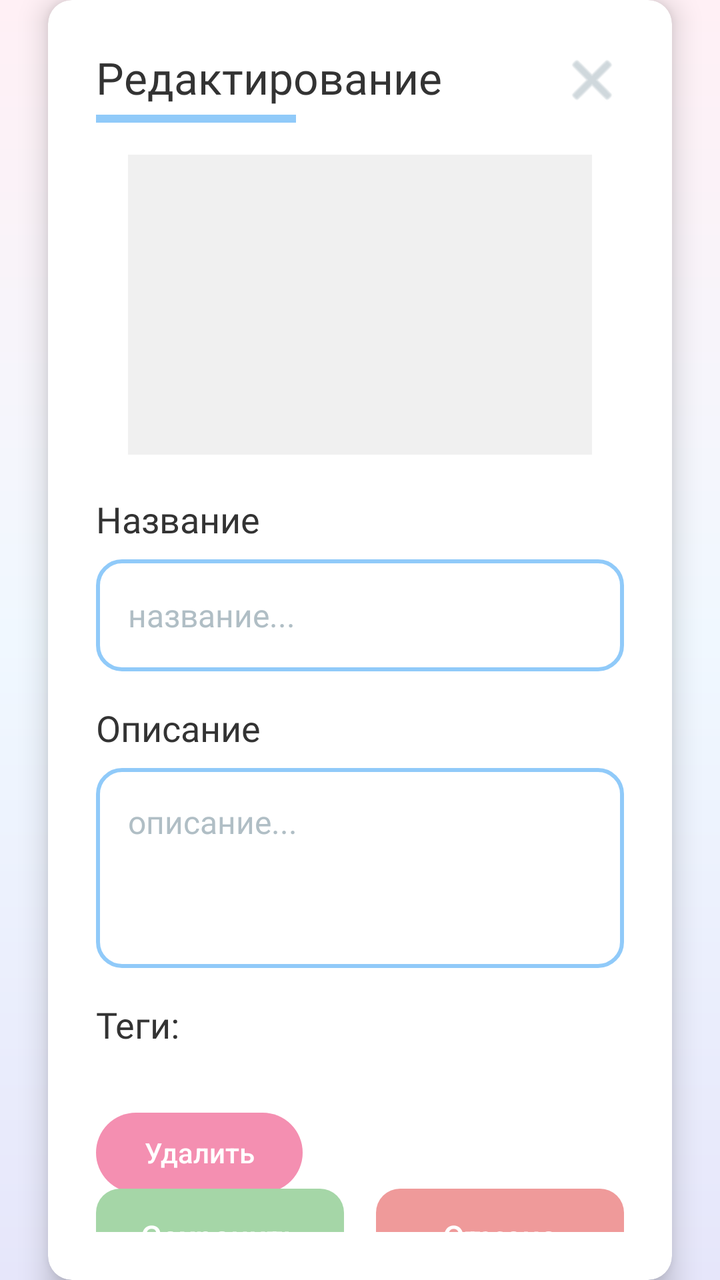
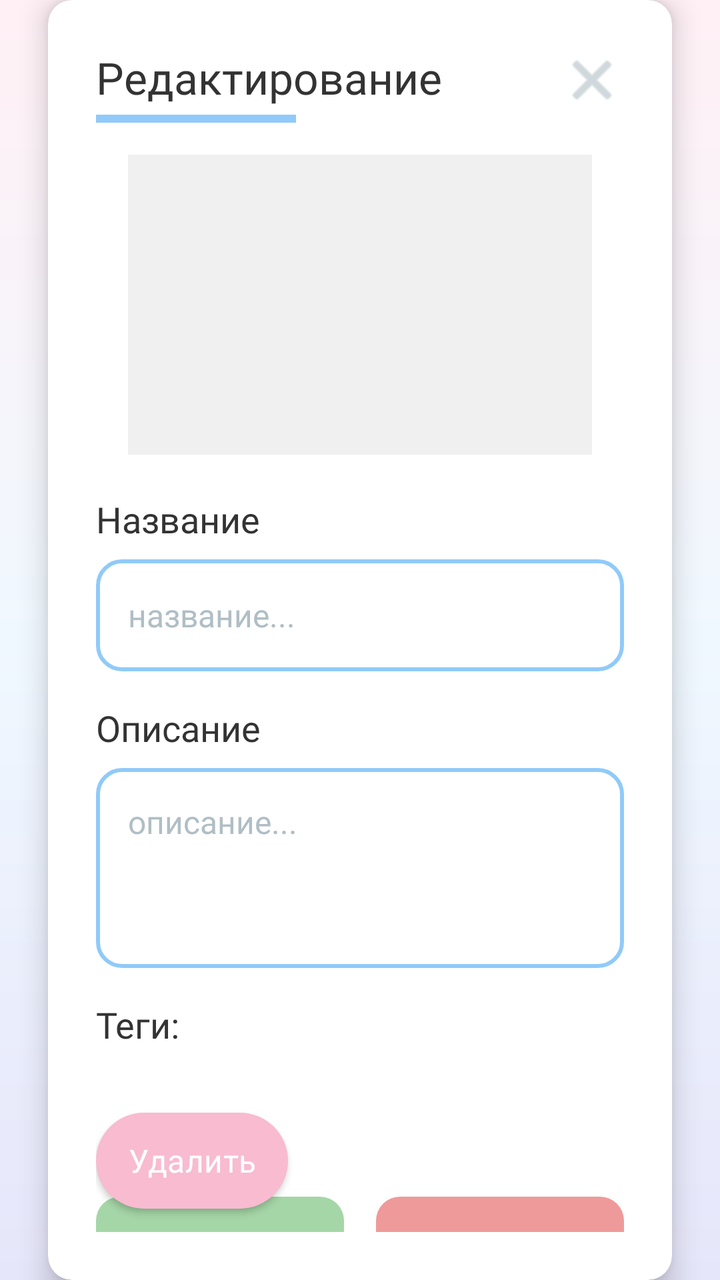

Two renders of the same Android screen: before a commit and after it. Below are the layout's source before the change and the commit's diff.
<!-- AndroidManifest.xml: application theme Theme.Trace -->
<!-- res/layout/fragment_file_editor.xml -->
<?xml version="1.0" encoding="utf-8"?>
<androidx.constraintlayout.widget.ConstraintLayout
    xmlns:android="http://schemas.android.com/apk/res/android"
    xmlns:app="http://schemas.android.com/apk/res-auto"
    android:layout_width="match_parent"
    android:layout_height="wrap_content"
    android:background="@drawable/bg_main_gradient"> 

    
    <androidx.cardview.widget.CardView
        android:layout_width="match_parent"
        android:layout_height="wrap_content"
        android:layout_margin="24dp"
        app:cardBackgroundColor="#FFFFFF"
        app:cardCornerRadius="12dp"
        app:cardElevation="8dp"
        app:layout_constraintTop_toTopOf="parent"
        app:layout_constraintBottom_toBottomOf="parent"
        app:layout_constraintStart_toStartOf="parent"
        app:layout_constraintEnd_toEndOf="parent">

        <androidx.constraintlayout.widget.ConstraintLayout
            android:layout_width="match_parent"
            android:layout_height="wrap_content"
            android:padding="24dp">

            
            <TextView
                android:id="@+id/tvTitle"
                android:layout_width="wrap_content"
                android:layout_height="wrap_content"
                android:text="Редактирование"
                android:textColor="#333333"
                android:textSize="22sp"
                android:fontFamily="@font/comfortaa_semibold"
                app:layout_constraintTop_toTopOf="parent"
                app:layout_constraintStart_toStartOf="parent" />

            
            <ImageButton
                android:id="@+id/btnClose"
                android:layout_width="32dp"
                android:layout_height="32dp"
                android:background="?attr/selectableItemBackgroundBorderless"
                android:src="@android:drawable/ic_menu_close_clear_cancel"
                app:tint="#B0BEC5"
                app:layout_constraintTop_toTopOf="parent"
                app:layout_constraintEnd_toEndOf="parent" />

            
            <View
                android:id="@+id/titleDivider"
                android:layout_width="100dp"
                android:layout_height="4dp"
                android:layout_marginTop="4dp"
                android:background="#90CAF9"
                app:layout_constraintTop_toBottomOf="@id/tvTitle"
                app:layout_constraintStart_toStartOf="parent" />

            <ImageView
                android:id="@+id/ivFilePreview"
                android:layout_width="match_parent"
                android:layout_height="150dp"
                android:layout_marginTop="16dp"
                android:layout_marginHorizontal="16dp"
                android:background="#F0F0F0"
                android:scaleType="centerCrop"
                app:layout_constraintTop_toBottomOf="@id/titleDivider" />

            
            <TextView
                android:id="@+id/tvNameLabel"
                android:layout_width="wrap_content"
                android:layout_height="wrap_content"
                android:layout_marginTop="20dp"
                android:text="Название"
                android:textColor="#333333"
                android:textSize="18sp"
                android:fontFamily="@font/comfortaa_semibold"
                app:layout_constraintTop_toBottomOf="@id/ivFilePreview"
                app:layout_constraintStart_toStartOf="parent" />

            
            <androidx.appcompat.widget.AppCompatEditText
                android:id="@+id/etName"
                android:layout_width="match_parent"
                android:layout_height="56dp"
                android:layout_marginTop="8dp"
                android:background="@drawable/bg_input_field"
                android:fontFamily="@font/comfortaa_semibold"
                android:hint="название..."
                android:paddingHorizontal="16dp"
                android:textColor="#333333"
                android:textColorHint="#B0BEC5"
                android:textSize="16sp"
                app:layout_constraintTop_toBottomOf="@id/tvNameLabel" />

            
            <TextView
                android:id="@+id/tvDescLabel"
                android:layout_width="wrap_content"
                android:layout_height="wrap_content"
                android:layout_marginTop="16dp"
                android:text="Описание"
                android:textColor="#333333"
                android:textSize="18sp"
                android:fontFamily="@font/comfortaa_semibold"
                app:layout_constraintTop_toBottomOf="@id/etName"
                app:layout_constraintStart_toStartOf="parent" />

            <androidx.appcompat.widget.AppCompatEditText
                android:id="@+id/etDescription"
                android:layout_width="match_parent"
                android:layout_height="100dp"
                android:layout_marginTop="8dp"
                android:background="@drawable/bg_input_field"
                android:fontFamily="@font/comfortaa_semibold"
                android:gravity="top|start"
                android:hint="описание..."
                android:inputType="textMultiLine"
                android:padding="16dp"
                android:textColor="#333333"
                android:textColorHint="#B0BEC5"
                android:textSize="16sp"
                app:layout_constraintTop_toBottomOf="@id/tvDescLabel" />

            
            <TextView
                android:id="@+id/tvTagsLabel"
                android:layout_width="wrap_content"
                android:layout_height="wrap_content"
                android:layout_marginTop="16dp"
                android:text="Теги:"
                android:textColor="#333333"
                android:textSize="18sp"
                android:fontFamily="@font/comfortaa_semibold"
                app:layout_constraintTop_toBottomOf="@id/etDescription"
                app:layout_constraintStart_toStartOf="parent" />

            
            <com.google.android.material.chip.ChipGroup
                android:id="@+id/chipGroupTags"
                android:layout_width="match_parent"
                android:layout_height="wrap_content"
                android:layout_marginTop="8dp"
                app:chipSpacingHorizontal="8dp"
                app:chipSpacingVertical="8dp"
                app:layout_constraintTop_toBottomOf="@id/tvTagsLabel" />

            
            
            <androidx.appcompat.widget.AppCompatButton
                android:id="@+id/btnDelete"
                android:layout_width="wrap_content"
                android:layout_height="40dp"
                android:layout_marginTop="24dp"
                android:background="@drawable/bg_button_pink"
                android:minHeight="0dp"
                android:minWidth="0dp"
                android:paddingHorizontal="24dp"
                android:text="Удалить"
                android:textAllCaps="false"
                android:textColor="#FFFFFF"
                android:textSize="14sp"
                android:stateListAnimator="@null"
                app:layout_constraintTop_toBottomOf="@id/chipGroupTags"
                app:layout_constraintStart_toStartOf="parent" />

            <LinearLayout
                android:id="@+id/buttonsContainer"
                android:layout_width="match_parent"
                android:layout_height="wrap_content"
                android:layout_marginTop="24dp"
                android:orientation="horizontal"
                android:gravity="center"
                app:layout_constraintTop_toBottomOf="@id/btnDelete"
                app:layout_constraintBottom_toBottomOf="parent">

                
                <androidx.appcompat.widget.AppCompatButton
                    android:id="@+id/btnSave"
                    android:layout_width="0dp"
                    android:layout_height="48dp"
                    android:layout_weight="1"
                    android:layout_marginEnd="8dp"
                    android:background="@drawable/bg_button_green"
                    android:minHeight="0dp"
                    android:minWidth="0dp"
                    android:stateListAnimator="@null"
                    android:text="Сохранить"
                    android:textAllCaps="false"
                    android:textColor="#FFFFFF"
                    android:textSize="16sp" />

                
                <androidx.appcompat.widget.AppCompatButton
                    android:id="@+id/btnCancel"
                    android:layout_width="0dp"
                    android:layout_height="48dp"
                    android:layout_weight="1"
                    android:layout_marginStart="8dp"
                    android:background="@drawable/bg_button_red"
                    android:minHeight="0dp"
                    android:minWidth="0dp"
                    android:stateListAnimator="@null"
                    android:text="Отмена"
                    android:textAllCaps="false"
                    android:textColor="#FFFFFF"
                    android:textSize="16sp" />

            </LinearLayout>

        </androidx.constraintlayout.widget.ConstraintLayout>
    </androidx.cardview.widget.CardView>
</androidx.constraintlayout.widget.ConstraintLayout>
<!-- resources referenced by this layout -->
<resources>
  <!-- drawable bg_button_green (drawable) -->
  <?xml version="1.0" encoding="utf-8"?>
  <shape xmlns:android="http://schemas.android.com/apk/res/android" android:shape="rectangle">
      <solid android:color="#A5D6A7" />
      <corners android:radius="12dp" />
  </shape>
  <!-- drawable bg_button_pink (drawable) -->
  <?xml version="1.0" encoding="utf-8"?>
  <shape xmlns:android="http://schemas.android.com/apk/res/android" android:shape="rectangle">
      <solid android:color="#F48FB1" />
      <corners android:radius="24dp" />
  </shape>
  <!-- drawable bg_button_red (drawable) -->
  <?xml version="1.0" encoding="utf-8"?>
  <shape xmlns:android="http://schemas.android.com/apk/res/android" android:shape="rectangle">
      <solid android:color="#EF9A9A" />
      <corners android:radius="12dp" />
  </shape>
  <!-- drawable bg_input_field (drawable) -->
  <?xml version="1.0" encoding="utf-8"?>
  <shape xmlns:android="http://schemas.android.com/apk/res/android" android:shape="rectangle">
      <solid android:color="#FFFFFF" />
      <stroke android:width="2dp" android:color="#90CAF9" />
      <corners android:radius="12dp" />
  </shape>
  <!-- drawable bg_main_gradient (drawable) -->
  <?xml version="1.0" encoding="utf-8"?>
  <shape xmlns:android="http://schemas.android.com/apk/res/android">
      <gradient
          android:angle="270"
          android:startColor="#FFF0F5"
          android:centerColor="#F0F8FF"
          android:endColor="#E6E6FA"
          android:type="linear" />
  </shape>
  <style name="Theme.Trace" parent="Theme.MaterialComponents.DayNight.NoActionBar">
          
          <item name="colorPrimary">#F8BBD0</item> 
          <item name="colorSecondary">#AECBFA</item> 
          <item name="android:windowBackground">@drawable/bg_main_gradient</item>
      </style>
</resources>

<!-- the commit's change to res/layout/fragment_file_editor.xml (unified diff, before → after) -->
@@ -148,21 +148,16 @@
                 app:layout_constraintTop_toBottomOf="@id/tvTagsLabel" />
 
             
-            
-            <androidx.appcompat.widget.AppCompatButton
+            <Button
                 android:id="@+id/btnDelete"
                 android:layout_width="wrap_content"
-                android:layout_height="40dp"
+                android:layout_height="48dp"
                 android:layout_marginTop="24dp"
                 android:background="@drawable/bg_button_pink"
-                android:minHeight="0dp"
-                android:minWidth="0dp"
-                android:paddingHorizontal="24dp"
                 android:text="Удалить"
                 android:textAllCaps="false"
                 android:textColor="#FFFFFF"
-                android:textSize="14sp"
-                android:stateListAnimator="@null"
+                android:textAppearance="@style/TextAppearance.Trace.Subtitle"
                 app:layout_constraintTop_toBottomOf="@id/chipGroupTags"
                 app:layout_constraintStart_toStartOf="parent" />
 
<!-- resource entries referenced after the edit -->
@@ -35,6 +35,10 @@
           android:endColor="#E6E6FA"
           android:type="linear" />
   </shape>
+  <style name="TextAppearance.Trace.Subtitle" parent="TextAppearance.MaterialComponents.Subtitle1">
+          <item name="fontFamily">@font/nunito_bold</item>
+          <item name="android:textColor">#666666</item>
+      </style>
   <style name="Theme.Trace" parent="Theme.MaterialComponents.DayNight.NoActionBar">
           
           <item name="colorPrimary">#F8BBD0</item> 
